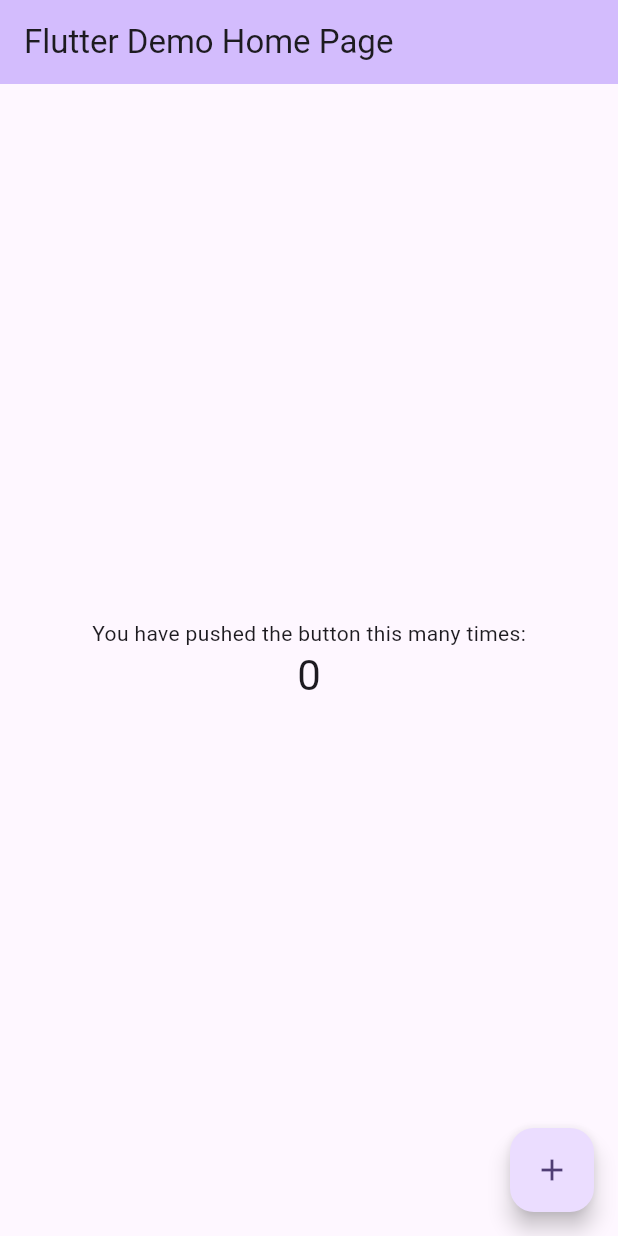
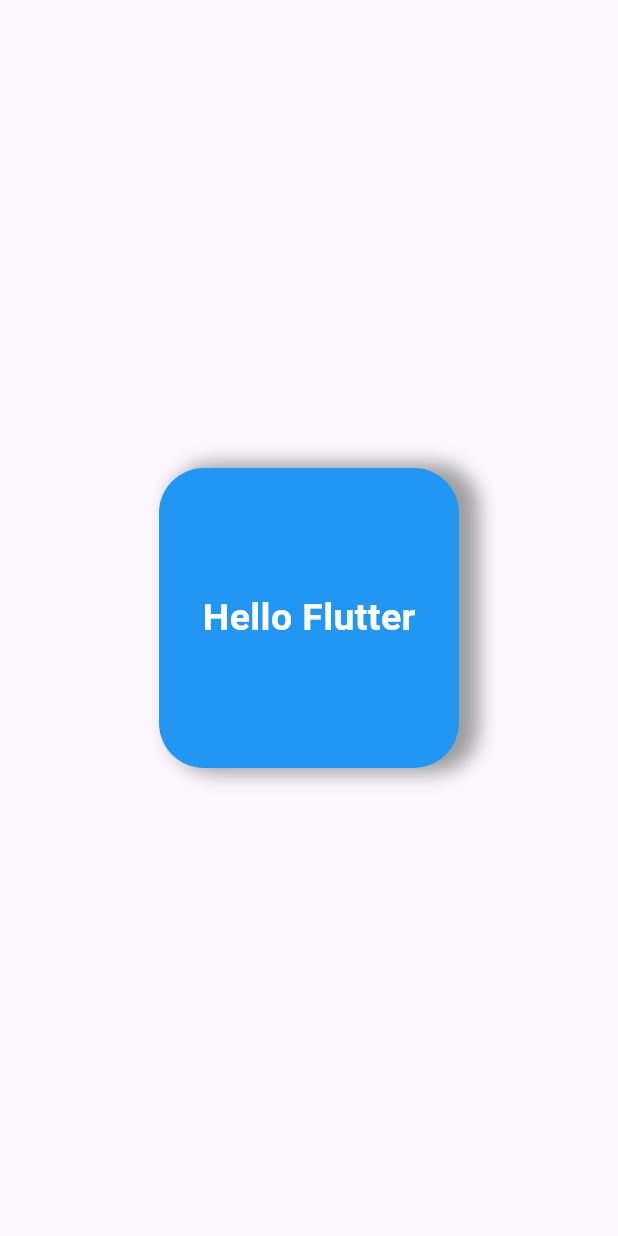
Before and after one commit to JunaidJameel/flutter_widgets, a Flutter app: the screen it shows after launch, on a phone screen of 412 x 824 dp. Run offline on Flutter 3.47's test engine with Material 3 defaults, Android fonts, the phone set to English and light mode, and no system bars.

Commit message:
Container Widget

```diff
--- /dev/null
+++ b/lib/home.dart
@@ -0,0 +1,13 @@
+import 'package:flutter/material.dart';
+import 'package:flutter_widgets/widgets/container_widget.dart';
+
+class HomeView extends StatelessWidget {
+  const HomeView({super.key});
+
+  @override
+  Widget build(BuildContext context) {
+    return Scaffold(
+      body: ContainerWidget(),
+    );
+  }
+}
--- a/lib/main.dart
+++ b/lib/main.dart
@@ -1,4 +1,5 @@
 import 'package:flutter/material.dart';
+import 'package:flutter_widgets/home.dart';
 
 void main() {
   runApp(const MyApp());
@@ -7,119 +8,15 @@ void main() {
 class MyApp extends StatelessWidget {
   const MyApp({super.key});
 
-  // This widget is the root of your application.
   @override
   Widget build(BuildContext context) {
     return MaterialApp(
-      title: 'Flutter Demo',
+      title: 'Flutter Widgets',
       theme: ThemeData(
-        // This is the theme of your application.
-        //
-        // TRY THIS: Try running your application with "flutter run". You'll see
-        // the application has a purple toolbar. Then, without quitting the app,
-        // try changing the seedColor in the colorScheme below to Colors.green
-        // and then invoke "hot reload" (save your changes or press the "hot
-        // reload" button in a Flutter-supported IDE, or press "r" if you used
-        // the command line to start the app).
-        //
-        // Notice that the counter didn't reset back to zero; the application
-        // state is not lost during the reload. To reset the state, use hot
-        // restart instead.
-        //
-        // This works for code too, not just values: Most code changes can be
-        // tested with just a hot reload.
         colorScheme: ColorScheme.fromSeed(seedColor: Colors.deepPurple),
         useMaterial3: true,
       ),
-      home: const MyHomePage(title: 'Flutter Demo Home Page'),
+      home: const HomeView(),
     );
   }
 }
-
-class MyHomePage extends StatefulWidget {
-  const MyHomePage({super.key, required this.title});
-
-  // This widget is the home page of your application. It is stateful, meaning
-  // that it has a State object (defined below) that contains fields that affect
-  // how it looks.
-
-  // This class is the configuration for the state. It holds the values (in this
-  // case the title) provided by the parent (in this case the App widget) and
-  // used by the build method of the State. Fields in a Widget subclass are
-  // always marked "final".
-
-  final String title;
-
-  @override
-  State<MyHomePage> createState() => _MyHomePageState();
-}
-
-class _MyHomePageState extends State<MyHomePage> {
-  int _counter = 0;
-
-  void _incrementCounter() {
-    setState(() {
-      // This call to setState tells the Flutter framework that something has
-      // changed in this State, which causes it to rerun the build method below
-      // so that the display can reflect the updated values. If we changed
-      // _counter without calling setState(), then the build method would not be
-      // called again, and so nothing would appear to happen.
-      _counter++;
-    });
-  }
-
-  @override
-  Widget build(BuildContext context) {
-    // This method is rerun every time setState is called, for instance as done
-    // by the _incrementCounter method above.
-    //
-    // The Flutter framework has been optimized to make rerunning build methods
-    // fast, so that you can just rebuild anything that needs updating rather
-    // than having to individually change instances of widgets.
-    return Scaffold(
-      appBar: AppBar(
-        // TRY THIS: Try changing the color here to a specific color (to
-        // Colors.amber, perhaps?) and trigger a hot reload to see the AppBar
-        // change color while the other colors stay the same.
-        backgroundColor: Theme.of(context).colorScheme.inversePrimary,
-        // Here we take the value from the MyHomePage object that was created by
-        // the App.build method, and use it to set our appbar title.
-        title: Text(widget.title),
-      ),
-      body: Center(
-        // Center is a layout widget. It takes a single child and positions it
-        // in the middle of the parent.
-        child: Column(
-          // Column is also a layout widget. It takes a list of children and
-          // arranges them vertically. By default, it sizes itself to fit its
-          // children horizontally, and tries to be as tall as its parent.
-          //
-          // Column has various properties to control how it sizes itself and
-          // how it positions its children. Here we use mainAxisAlignment to
-          // center the children vertically; the main axis here is the vertical
-          // axis because Columns are vertical (the cross axis would be
-          // horizontal).
-          //
-          // TRY THIS: Invoke "debug painting" (choose the "Toggle Debug Paint"
-          // action in the IDE, or press "p" in the console), to see the
-          // wireframe for each widget.
-          mainAxisAlignment: MainAxisAlignment.center,
-          children: <Widget>[
-            const Text(
-              'You have pushed the button this many times:',
-            ),
-            Text(
-              '$_counter',
-              style: Theme.of(context).textTheme.headlineMedium,
-            ),
-          ],
-        ),
-      ),
-      floatingActionButton: FloatingActionButton(
-        onPressed: _incrementCounter,
-        tooltip: 'Increment',
-        child: const Icon(Icons.add),
-      ), // This trailing comma makes auto-formatting nicer for build methods.
-    );
-  }
-}
--- /dev/null
+++ b/lib/widgets/container_widget.dart
@@ -0,0 +1,35 @@
+import 'package:flutter/material.dart';
+
+class ContainerWidget extends StatelessWidget {
+  const ContainerWidget({super.key});
+
+  @override
+  Widget build(BuildContext context) {
+    return Center(
+      child: Container(
+        transform: Matrix4.rotationZ(0.0),
+        height: 200,
+        width: 200,
+        decoration: BoxDecoration(
+          color: Colors.blue,
+          borderRadius: BorderRadius.circular(30),
+          boxShadow: [
+            BoxShadow(
+              color: Colors.grey,
+              blurRadius: 10,
+              spreadRadius: 3,
+              offset: Offset(10, 0),
+            ),
+          ],
+        ),
+        child: Center(
+          child: Text(
+            'Hello Flutter',
+            style: TextStyle(
+                color: Colors.white, fontSize: 25, fontWeight: FontWeight.bold),
+          ),
+        ),
+      ),
+    );
+  }
+}
```
